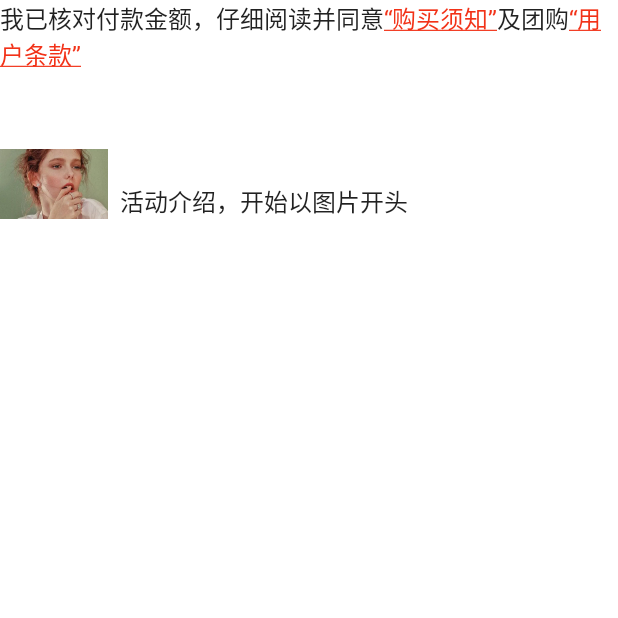
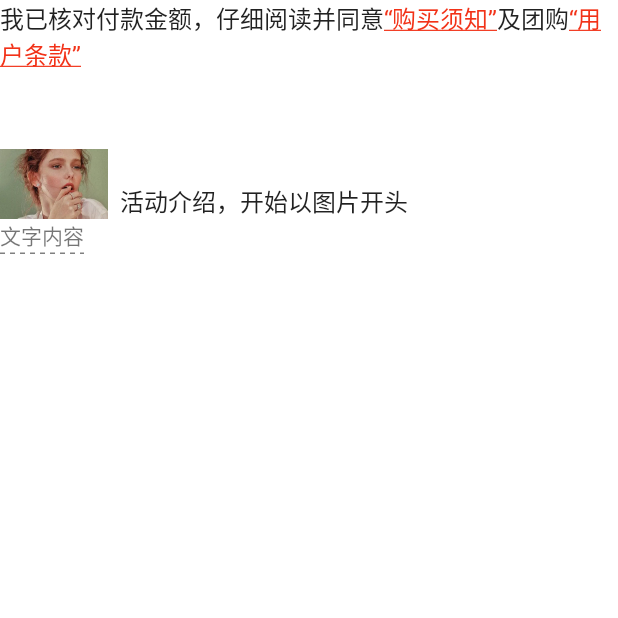
Before and after one commit to SunHongLi/Sun, an Android app: the WidgetActivity screen opened directly, with no data from a screen before it, on a phone screen of 412 x 824 dp, the top half of it. Run offline under Robolectric (Android 15) with nearby library versions, the phone set to English and light mode, and no system bars.

Commit message:
文字下方添加虚线：DashTextView

```diff
--- /dev/null
+++ b/app/src/main/java/com/hl/sun/ui/widget/DashTextView.java
@@ -0,0 +1,105 @@
+package com.hl.sun.ui.widget;
+
+import android.content.Context;
+import android.content.res.TypedArray;
+import android.graphics.Canvas;
+import android.graphics.DashPathEffect;
+import android.graphics.Paint;
+import android.graphics.Path;
+import android.text.TextUtils;
+import android.util.AttributeSet;
+import android.util.Log;
+
+import androidx.appcompat.widget.AppCompatTextView;
+
+import com.hl.sun.R;
+
+/**
+ * 参考：https://juejin.cn/post/6844903766018244622
+ */
+public class DashTextView extends AppCompatTextView {
+
+    private static final String TAG = "DashTextView";
+    private Paint mPaint;
+    private Path mPath;
+    private String tips;
+    private String title;
+    private int color;
+    private boolean dash = true;//默认有虚线
+
+    public DashTextView(Context context) {
+        super(context);
+    }
+
+    public DashTextView(Context context, AttributeSet attrs) {
+        super(context, attrs);
+        initView(context, attrs);
+    }
+
+    public DashTextView(Context context, AttributeSet attrs, int defStyleAttr) {
+        super(context, attrs, defStyleAttr);
+        initView(context, attrs);
+    }
+
+    private void initView(Context context, AttributeSet attrs) {
+        color = R.color.gray;
+        if (attrs != null) {
+            TypedArray typedArray = context.obtainStyledAttributes(attrs, R.styleable.DashTextView);
+            //点击弹窗标题
+            if (typedArray.hasValue(R.styleable.DashTextView_title)) {
+                title = typedArray.getString(R.styleable.DashTextView_title);
+            }
+            //点击弹窗内容
+            if (typedArray.hasValue(R.styleable.DashTextView_tips)) {
+                tips = typedArray.getString(R.styleable.DashTextView_tips);
+            }
+            //虚线颜色
+            if (typedArray.hasValue(R.styleable.DashTextView_color)) {
+                color = typedArray.getResourceId(R.styleable.DashTextView_color, R.color.gray);
+            }
+            //是否显示虚线
+            if (typedArray.hasValue(R.styleable.DashTextView_dash)) {
+                dash = typedArray.getBoolean(R.styleable.DashTextView_dash, true);
+            }
+        }
+        initPaint();
+        setOnClickListener(v -> Log.i(TAG, TextUtils.isEmpty(title) ? getText().toString() : title + "   " + tips));
+    }
+
+    private void initPaint() {
+        mPaint = new Paint(Paint.ANTI_ALIAS_FLAG);
+        //默认使用textview当前颜色
+        mPaint.setColor(getResources().getColor(color));
+        //画笔粗细
+        mPaint.setStrokeWidth(3);
+        mPaint.setStyle(Paint.Style.STROKE);
+        mPaint.setPathEffect(new DashPathEffect(new float[]{5, 5}, 0));
+        mPath = new Path();
+        //设置虚线距离
+        setPadding(0, 0, 0, 3);
+    }
+
+    @Override
+    protected void onDraw(Canvas canvas) {
+        super.onDraw(canvas);
+        setLayerType(LAYER_TYPE_SOFTWARE, null);
+        int centerY = getHeight();
+        mPath.reset();
+        mPath.moveTo(0, centerY);
+        mPath.lineTo(getTextWidth(), centerY);
+        canvas.drawPath(mPath, mPaint);
+    }
+
+    //获取每行长度，选取最大长度。因为部分手机换行导致虚线过长
+    private float getTextWidth() {
+        float textWidth = 0;
+        //循环遍历打印每一行
+        for (int i = 0; i < getLineCount(); i++) {
+            if (textWidth < getLayout().getLineWidth(i)) {
+                textWidth = getLayout().getLineWidth(i);
+            }
+        }
+        return textWidth == 0 ? getWidth() : textWidth;
+    }
+
+}
--- a/app/src/main/res/layout/activity_widget.xml
+++ b/app/src/main/res/layout/activity_widget.xml
@@ -23,4 +23,10 @@
         app:AutoLinkStyleTextView_start_image="@drawable/avatar_1"
         app:AutoLinkStyleTextView_type="start_image" />
 
+    <com.hl.sun.ui.widget.DashTextView
+        android:layout_width="wrap_content"
+        android:layout_height="wrap_content"
+        android:text="文字内容"
+        app:tips="弹窗内容"
+        app:title="弹窗标题" />
 </LinearLayout>
--- a/app/src/main/res/values/attrs.xml
+++ b/app/src/main/res/values/attrs.xml
@@ -17,4 +17,11 @@
         </attr>
     </declare-styleable>
 
+    <declare-styleable name="DashTextView">
+        <attr name="title" format="string"/>
+        <attr name="tips" format="string"/>
+        <attr name="color" format="color"/>
+        <attr name="dash" format="boolean"/>
+    </declare-styleable>
+
 </resources>
```
